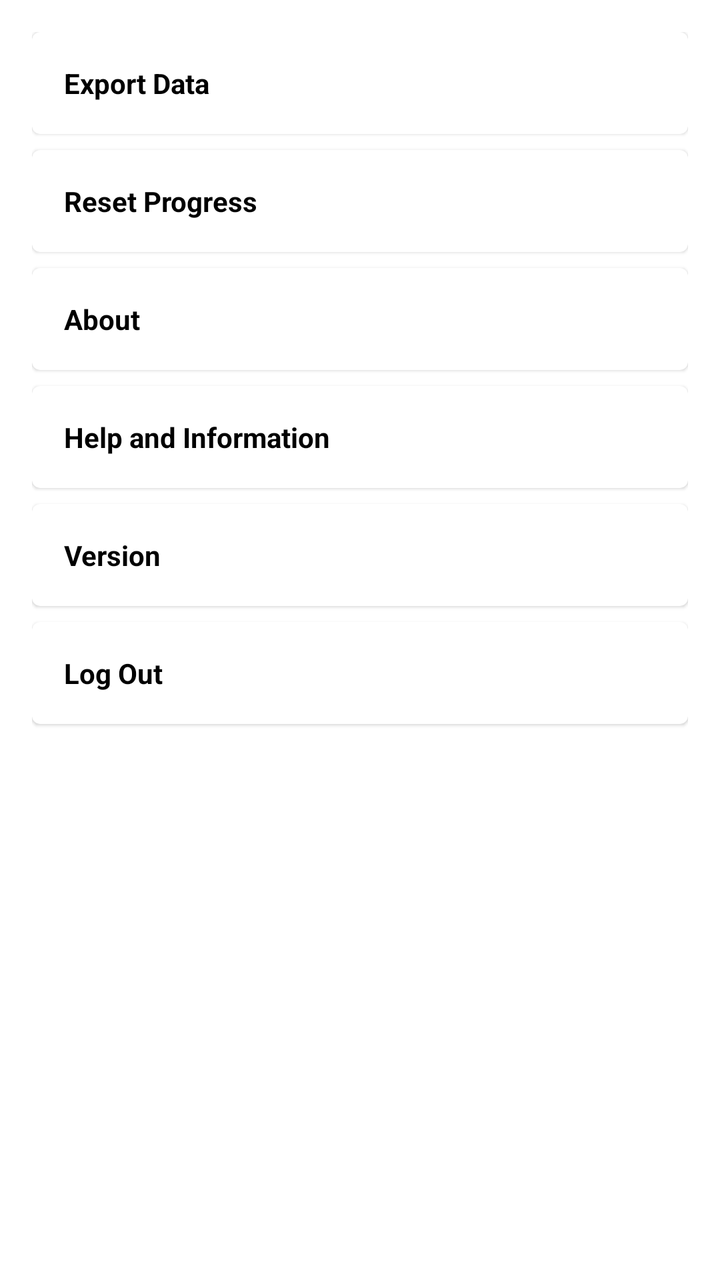
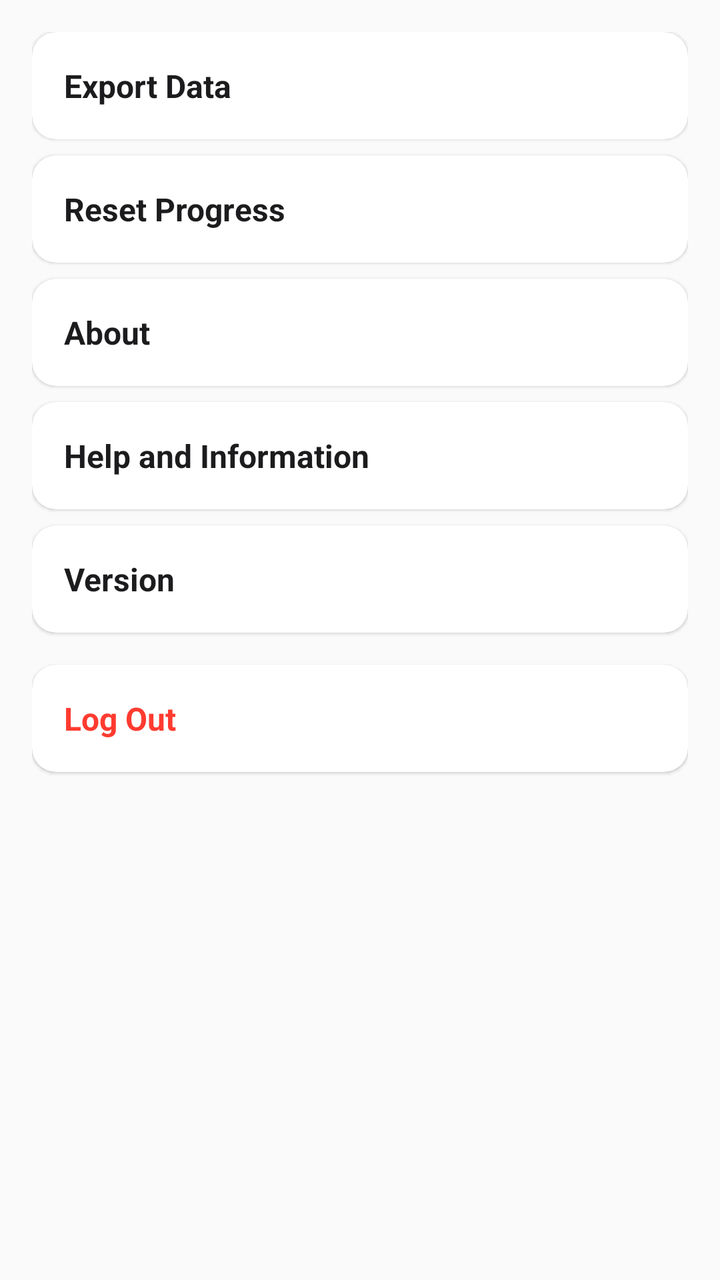

Before-and-after screenshots of an Android layout around one commit, followed by the original layout XML and the change that was made.
<!-- AndroidManifest.xml: application theme Theme.HarmonieBudget -->
<!-- res/layout/fragment_more.xml -->
<?xml version="1.0" encoding="utf-8"?>
<LinearLayout
    xmlns:android="http://schemas.android.com/apk/res/android"
    android:layout_width="match_parent"
    android:layout_height="match_parent"
    android:orientation="vertical"
    android:padding="16dp">

    
    <com.google.android.material.card.MaterialCardView
        android:layout_width="match_parent"
        android:layout_height="wrap_content"
        android:layout_marginBottom="8dp">
        <LinearLayout
            android:layout_width="match_parent"
            android:layout_height="wrap_content"
            android:orientation="vertical">
            <TextView
                android:id="@+id/tv_export_title"
                android:layout_width="match_parent"
                android:layout_height="wrap_content"
                android:text="@string/export_data_title"
                android:padding="16dp"
                android:textStyle="bold" />
            <LinearLayout
                android:id="@+id/layout_export_content"
                android:layout_width="match_parent"
                android:layout_height="wrap_content"
                android:orientation="vertical"
                android:visibility="gone"
                android:padding="16dp">
                <TextView
                    android:layout_width="match_parent"
                    android:layout_height="wrap_content"
                    android:text="@string/export_data_content" />
            </LinearLayout>
        </LinearLayout>
    </com.google.android.material.card.MaterialCardView>

    
    <com.google.android.material.card.MaterialCardView
        android:layout_width="match_parent"
        android:layout_height="wrap_content"
        android:layout_marginBottom="8dp">
        <LinearLayout
            android:layout_width="match_parent"
            android:layout_height="wrap_content"
            android:orientation="vertical">
            <TextView
                android:id="@+id/tv_reset_title"
                android:layout_width="match_parent"
                android:layout_height="wrap_content"
                android:text="@string/reset_progress_title"
                android:padding="16dp"
                android:textStyle="bold" />
            <LinearLayout
                android:id="@+id/layout_reset_content"
                android:layout_width="match_parent"
                android:layout_height="wrap_content"
                android:orientation="vertical"
                android:visibility="gone"
                android:padding="16dp">
                <TextView
                    android:layout_width="match_parent"
                    android:layout_height="wrap_content"
                    android:text="@string/reset_progress_content" />
            </LinearLayout>
        </LinearLayout>
    </com.google.android.material.card.MaterialCardView>

    
    <com.google.android.material.card.MaterialCardView
        android:layout_width="match_parent"
        android:layout_height="wrap_content"
        android:layout_marginBottom="8dp">
        <LinearLayout
            android:layout_width="match_parent"
            android:layout_height="wrap_content"
            android:orientation="vertical">
            <TextView
                android:id="@+id/tv_about_title"
                android:layout_width="match_parent"
                android:layout_height="wrap_content"
                android:text="@string/about_title"
                android:padding="16dp"
                android:textStyle="bold" />
            <LinearLayout
                android:id="@+id/layout_about_content"
                android:layout_width="match_parent"
                android:layout_height="wrap_content"
                android:orientation="vertical"
                android:visibility="gone"
                android:padding="16dp">
                <TextView
                    android:layout_width="match_parent"
                    android:layout_height="wrap_content"
                    android:text="@string/about_content" />
            </LinearLayout>
        </LinearLayout>
    </com.google.android.material.card.MaterialCardView>

    
    <com.google.android.material.card.MaterialCardView
        android:layout_width="match_parent"
        android:layout_height="wrap_content"
        android:layout_marginBottom="8dp">
        <LinearLayout
            android:layout_width="match_parent"
            android:layout_height="wrap_content"
            android:orientation="vertical">
            <TextView
                android:id="@+id/tv_help_title"
                android:layout_width="match_parent"
                android:layout_height="wrap_content"
                android:text="@string/help_and_info_title"
                android:padding="16dp"
                android:textStyle="bold" />
            <LinearLayout
                android:id="@+id/layout_help_content"
                android:layout_width="match_parent"
                android:layout_height="wrap_content"
                android:orientation="vertical"
                android:visibility="gone"
                android:padding="16dp">
                <TextView
                    android:layout_width="match_parent"
                    android:layout_height="wrap_content"
                    android:text="@string/help_and_info_content" />
            </LinearLayout>
        </LinearLayout>
    </com.google.android.material.card.MaterialCardView>

    
    <com.google.android.material.card.MaterialCardView
        android:layout_width="match_parent"
        android:layout_height="wrap_content"
        android:layout_marginBottom="8dp">
        <LinearLayout
            android:layout_width="match_parent"
            android:layout_height="wrap_content"
            android:orientation="vertical">
            <TextView
                android:id="@+id/tv_version_title"
                android:layout_width="match_parent"
                android:layout_height="wrap_content"
                android:text="@string/version_title"
                android:padding="16dp"
                android:textStyle="bold" />
            <LinearLayout
                android:id="@+id/layout_version_content"
                android:layout_width="match_parent"
                android:layout_height="wrap_content"
                android:orientation="vertical"
                android:visibility="gone"
                android:padding="16dp">
                <TextView
                    android:layout_width="match_parent"
                    android:layout_height="wrap_content"
                    android:text="@string/version_content" />
            </LinearLayout>
        </LinearLayout>
    </com.google.android.material.card.MaterialCardView>

    
    <com.google.android.material.card.MaterialCardView
        android:layout_width="match_parent"
        android:layout_height="wrap_content">
        <LinearLayout
            android:layout_width="match_parent"
            android:layout_height="wrap_content"
            android:orientation="vertical">
            <TextView
                android:id="@+id/tv_log_out_title"
                android:layout_width="match_parent"
                android:layout_height="wrap_content"
                android:text="@string/log_out_title"
                android:padding="16dp"
                android:textStyle="bold" />
            <LinearLayout
                android:id="@+id/layout_log_out_content"
                android:layout_width="match_parent"
                android:layout_height="wrap_content"
                android:orientation="vertical"
                android:visibility="gone"
                android:padding="16dp">
                <TextView
                    android:layout_width="match_parent"
                    android:layout_height="wrap_content"
                    android:text="@string/log_out_content" />
            </LinearLayout>
        </LinearLayout>
    </com.google.android.material.card.MaterialCardView>

</LinearLayout>
<!-- resources referenced by this layout -->
<resources>
  <string name="about_content">This is a personal budget tracker built for the OPSC6311 module.</string>
  <string name="about_title">About</string>
  <string name="export_data_content">Your data has been exported to the budget_data folder.</string>
  <string name="export_data_title">Export Data</string>
  <string name="help_and_info_content">How to use the app: log in, add expenses, set goals, view reports.</string>
  <string name="help_and_info_title">Help and Information</string>
  <string name="log_out_content">You have been logged out.</string>
  <string name="log_out_title">Log Out</string>
  <string name="reset_progress_content">All your progress has been reset.</string>
  <string name="reset_progress_title">Reset Progress</string>
  <string name="version_content">1.0.0</string>
  <string name="version_title">Version</string>
  <style name="Theme.HarmonieBudget" parent="Theme.MaterialComponents.DayNight.NoActionBar">
  
          
          <item name="colorPrimary">@color/purple_500</item>
  
          
          <item name="colorPrimaryVariant">@color/purple_700</item>
  
          
          <item name="colorSecondary">@color/teal_200</item>
  
          
          <item name="android:windowBackground">@color/white</item>
  
          
          <item name="android:textColor">@android:color/black</item>
  
      </style>
  <color name="purple_500">#FF6200EE</color>
  <color name="purple_700">#FF3700B3</color>
  <color name="teal_200">#FF03DAC5</color>
  <color name="white">#FFFFFFFF</color>
</resources>

<!-- the commit's change to res/layout/fragment_more.xml (unified diff, before → after) -->
@@ -1,194 +1,267 @@
 <?xml version="1.0" encoding="utf-8"?>
-<LinearLayout
+<androidx.core.widget.NestedScrollView
     xmlns:android="http://schemas.android.com/apk/res/android"
+    xmlns:app="http://schemas.android.com/apk/res-auto"
     android:layout_width="match_parent"
     android:layout_height="match_parent"
-    android:orientation="vertical"
-    android:padding="16dp">
-
-    
-    <com.google.android.material.card.MaterialCardView
+    android:fillViewport="true"
+    android:scrollbars="vertical"
+    android:background="#FAFAFA">
+
+    <LinearLayout
         android:layout_width="match_parent"
         android:layout_height="wrap_content"
-        android:layout_marginBottom="8dp">
-        <LinearLayout
-            android:layout_width="match_parent"
-            android:layout_height="wrap_content"
-            android:orientation="vertical">
-            <TextView
-                android:id="@+id/tv_export_title"
-                android:layout_width="match_parent"
-                android:layout_height="wrap_content"
-                android:text="@string/export_data_title"
-                android:padding="16dp"
-                android:textStyle="bold" />
-            <LinearLayout
-                android:id="@+id/layout_export_content"
-                android:layout_width="match_parent"
-                android:layout_height="wrap_content"
-                android:orientation="vertical"
-                android:visibility="gone"
-                android:padding="16dp">
-                <TextView
-                    android:layout_width="match_parent"
-                    android:layout_height="wrap_content"
-                    android:text="@string/export_data_content" />
-            </LinearLayout>
-        </LinearLayout>
-    </com.google.android.material.card.MaterialCardView>
-
-    
-    <com.google.android.material.card.MaterialCardView
-        android:layout_width="match_parent"
-        android:layout_height="wrap_content"
-        android:layout_marginBottom="8dp">
-        <LinearLayout
-            android:layout_width="match_parent"
-            android:layout_height="wrap_content"
-            android:orientation="vertical">
-            <TextView
-                android:id="@+id/tv_reset_title"
-                android:layout_width="match_parent"
-                android:layout_height="wrap_content"
-                android:text="@string/reset_progress_title"
-                android:padding="16dp"
-                android:textStyle="bold" />
-            <LinearLayout
-                android:id="@+id/layout_reset_content"
-                android:layout_width="match_parent"
-                android:layout_height="wrap_content"
-                android:orientation="vertical"
-                android:visibility="gone"
-                android:padding="16dp">
-                <TextView
-                    android:layout_width="match_parent"
-                    android:layout_height="wrap_content"
-                    android:text="@string/reset_progress_content" />
-            </LinearLayout>
-        </LinearLayout>
-    </com.google.android.material.card.MaterialCardView>
-
-    
-    <com.google.android.material.card.MaterialCardView
-        android:layout_width="match_parent"
-        android:layout_height="wrap_content"
-        android:layout_marginBottom="8dp">
-        <LinearLayout
-            android:layout_width="match_parent"
-            android:layout_height="wrap_content"
-            android:orientation="vertical">
-            <TextView
-                android:id="@+id/tv_about_title"
-                android:layout_width="match_parent"
-                android:layout_height="wrap_content"
-                android:text="@string/about_title"
-                android:padding="16dp"
-                android:textStyle="bold" />
-            <LinearLayout
-                android:id="@+id/layout_about_content"
-                android:layout_width="match_parent"
-                android:layout_height="wrap_content"
-                android:orientation="vertical"
-                android:visibility="gone"
-                android:padding="16dp">
-                <TextView
-                    android:layout_width="match_parent"
-                    android:layout_height="wrap_content"
-                    android:text="@string/about_content" />
-            </LinearLayout>
-        </LinearLayout>
-    </com.google.android.material.card.MaterialCardView>
-
-    
-    <com.google.android.material.card.MaterialCardView
-        android:layout_width="match_parent"
-        android:layout_height="wrap_content"
-        android:layout_marginBottom="8dp">
-        <LinearLayout
-            android:layout_width="match_parent"
-            android:layout_height="wrap_content"
-            android:orientation="vertical">
-            <TextView
-                android:id="@+id/tv_help_title"
-                android:layout_width="match_parent"
-                android:layout_height="wrap_content"
-                android:text="@string/help_and_info_title"
-                android:padding="16dp"
-                android:textStyle="bold" />
-            <LinearLayout
-                android:id="@+id/layout_help_content"
-                android:layout_width="match_parent"
-                android:layout_height="wrap_content"
-                android:orientation="vertical"
-                android:visibility="gone"
-                android:padding="16dp">
-                <TextView
-                    android:layout_width="match_parent"
-                    android:layout_height="wrap_content"
-                    android:text="@string/help_and_info_content" />
-            </LinearLayout>
-        </LinearLayout>
-    </com.google.android.material.card.MaterialCardView>
-
-    
-    <com.google.android.material.card.MaterialCardView
-        android:layout_width="match_parent"
-        android:layout_height="wrap_content"
-        android:layout_marginBottom="8dp">
-        <LinearLayout
-            android:layout_width="match_parent"
-            android:layout_height="wrap_content"
-            android:orientation="vertical">
-            <TextView
-                android:id="@+id/tv_version_title"
-                android:layout_width="match_parent"
-                android:layout_height="wrap_content"
-                android:text="@string/version_title"
-                android:padding="16dp"
-                android:textStyle="bold" />
-            <LinearLayout
-                android:id="@+id/layout_version_content"
-                android:layout_width="match_parent"
-                android:layout_height="wrap_content"
-                android:orientation="vertical"
-                android:visibility="gone"
-                android:padding="16dp">
-                <TextView
-                    android:layout_width="match_parent"
-                    android:layout_height="wrap_content"
-                    android:text="@string/version_content" />
-            </LinearLayout>
-        </LinearLayout>
-    </com.google.android.material.card.MaterialCardView>
-
-    
-    <com.google.android.material.card.MaterialCardView
-        android:layout_width="match_parent"
-        android:layout_height="wrap_content">
-        <LinearLayout
-            android:layout_width="match_parent"
-            android:layout_height="wrap_content"
-            android:orientation="vertical">
-            <TextView
-                android:id="@+id/tv_log_out_title"
-                android:layout_width="match_parent"
-                android:layout_height="wrap_content"
-                android:text="@string/log_out_title"
-                android:padding="16dp"
-                android:textStyle="bold" />
-            <LinearLayout
-                android:id="@+id/layout_log_out_content"
-                android:layout_width="match_parent"
-                android:layout_height="wrap_content"
-                android:orientation="vertical"
-                android:visibility="gone"
-                android:padding="16dp">
-                <TextView
-                    android:layout_width="match_parent"
-                    android:layout_height="wrap_content"
-                    android:text="@string/log_out_content" />
-            </LinearLayout>
-        </LinearLayout>
-    </com.google.android.material.card.MaterialCardView>
-
-</LinearLayout>
+        android:orientation="vertical"
+        android:padding="16dp"
+        android:paddingTop="24dp"
+        android:paddingBottom="32dp">
+
+        
+        <com.google.android.material.card.MaterialCardView
+            android:layout_width="match_parent"
+            android:layout_height="wrap_content"
+            android:layout_marginBottom="8dp"
+            app:cardCornerRadius="12dp"
+            app:cardElevation="1dp"
+            app:cardBackgroundColor="#FFFFFF">
+
+            <LinearLayout
+                android:layout_width="match_parent"
+                android:layout_height="wrap_content"
+                android:orientation="vertical">
+
+                <TextView
+                    android:id="@+id/tv_export_title"
+                    android:layout_width="match_parent"
+                    android:layout_height="wrap_content"
+                    android:text="@string/export_data_title"
+                    android:padding="16dp"
+                    android:textSize="16sp"
+                    android:textStyle="bold"
+                    android:textColor="#1C1C1E" />
+
+                <LinearLayout
+                    android:id="@+id/layout_export_content"
+                    android:layout_width="match_parent"
+                    android:layout_height="wrap_content"
+                    android:orientation="vertical"
+                    android:visibility="gone"
+                    android:padding="16dp"
+                    android:background="#F8F8F8">
+
+                    <TextView
+                        android:layout_width="match_parent"
+                        android:layout_height="wrap_content"
+                        android:text="@string/export_data_content"
+                        android:textSize="14sp"
+                        android:textColor="#8E8E93" />
+
+                </LinearLayout>
+            </LinearLayout>
+        </com.google.android.material.card.MaterialCardView>
+
+        
+        <com.google.android.material.card.MaterialCardView
+            android:layout_width="match_parent"
+            android:layout_height="wrap_content"
+            android:layout_marginBottom="8dp"
+            app:cardCornerRadius="12dp"
+            app:cardElevation="1dp"
+            app:cardBackgroundColor="#FFFFFF">
+
+            <LinearLayout
+                android:layout_width="match_parent"
+                android:layout_height="wrap_content"
+                android:orientation="vertical">
+
+                <TextView
+                    android:id="@+id/tv_reset_title"
+                    android:layout_width="match_parent"
+                    android:layout_height="wrap_content"
+                    android:text="@string/reset_progress_title"
+                    android:padding="16dp"
+                    android:textSize="16sp"
+                    android:textStyle="bold"
+                    android:textColor="#1C1C1E" />
+
+                <LinearLayout
+                    android:id="@+id/layout_reset_content"
+                    android:layout_width="match_parent"
+                    android:layout_height="wrap_content"
+                    android:orientation="vertical"
+                    android:visibility="gone"
+                    android:padding="16dp"
+                    android:background="#F8F8F8">
+
+                    <TextView
+                        android:layout_width="match_parent"
+                        android:layout_height="wrap_content"
+                        android:text="@string/reset_progress_content"
+                        android:textSize="14sp"
+                        android:textColor="#8E8E93" />
+
+                </LinearLayout>
+            </LinearLayout>
+        </com.google.android.material.card.MaterialCardView>
+
+        
+        <com.google.android.material.card.MaterialCardView
+            android:layout_width="match_parent"
+            android:layout_height="wrap_content"
+            android:layout_marginBottom="8dp"
+            app:cardCornerRadius="12dp"
+            app:cardElevation="1dp"
+            app:cardBackgroundColor="#FFFFFF">
+
+            <LinearLayout
+                android:layout_width="match_parent"
+                android:layout_height="wrap_content"
+                android:orientation="vertical">
+
+                <TextView
+                    android:id="@+id/tv_about_title"
+                    android:layout_width="match_parent"
+                    android:layout_height="wrap_content"
+                    android:text="@string/about_title"
+                    android:padding="16dp"
+                    android:textSize="16sp"
+                    android:textStyle="bold"
+                    android:textColor="#1C1C1E" />
+
+                <LinearLayout
+                    android:id="@+id/layout_about_content"
+                    android:layout_width="match_parent"
+                    android:layout_height="wrap_content"
+                    android:orientation="vertical"
+                    android:visibility="gone"
+                    android:padding="16dp"
+                    android:background="#F8F8F8">
+
+                    <TextView
+                        android:layout_width="match_parent"
+                        android:layout_height="wrap_content"
+                        android:text="@string/about_content"
+                        android:textSize="14sp"
+                        android:textColor="#8E8E93" />
+
+                </LinearLayout>
+            </LinearLayout>
+        </com.google.android.material.card.MaterialCardView>
+
+        
+        <com.google.android.material.card.MaterialCardView
+            android:layout_width="match_parent"
+            android:layout_height="wrap_content"
+            android:layout_marginBottom="8dp"
+            app:cardCornerRadius="12dp"
+            app:cardElevation="1dp"
+            app:cardBackgroundColor="#FFFFFF">
+
+            <LinearLayout
+                android:layout_width="match_parent"
+                android:layout_height="wrap_content"
+                android:orientation="vertical">
+
+                <TextView
+                    android:id="@+id/tv_help_title"
+                    android:layout_width="match_parent"
+                    android:layout_height="wrap_content"
+                    android:text="@string/help_and_info_title"
+                    android:padding="16dp"
+                    android:textSize="16sp"
+                    android:textStyle="bold"
+                    android:textColor="#1C1C1E" />
+
+                <LinearLayout
+                    android:id="@+id/layout_help_content"
+                    android:layout_width="match_parent"
+                    android:layout_height="wrap_content"
+                    android:orientation="vertical"
+                    android:visibility="gone"
+                    android:padding="16dp"
+                    android:background="#F8F8F8">
+
+                    <TextView
+                        android:layout_width="match_parent"
+                        android:layout_height="wrap_content"
+                        android:text="@string/help_and_info_content"
+                        android:textSize="14sp"
+                        android:textColor="#8E8E93" />
+
+                </LinearLayout>
+            </LinearLayout>
+        </com.google.android.material.card.MaterialCardView>
+
+        
+        <com.google.android.material.card.MaterialCardView
+            android:layout_width="match_parent"
+            android:layout_height="wrap_content"
+            android:layout_marginBottom="8dp"
+            app:cardCornerRadius="12dp"
+            app:cardElevation="1dp"
+            app:cardBackgroundColor="#FFFFFF">
+
+            <LinearLayout
+                android:layout_width="match_parent"
+                android:layout_height="wrap_content"
+                android:orientation="vertical">
+
+                <TextView
+                    android:id="@+id/tv_version_title"
+                    android:layout_width="match_parent"
+                    android:layout_height="wrap_content"
+                    android:text="@string/version_title"
+                    android:padding="16dp"
+                    android:textSize="16sp"
+                    android:textStyle="bold"
+                    android:textColor="#1C1C1E" />
+
+                <LinearLayout
+                    android:id="@+id/layout_version_content"
+                    android:layout_width="match_parent"
+                    android:layout_height="wrap_content"
+                    android:orientation="vertical"
+                    android:visibility="gone"
+                    android:padding="16dp"
+                    android:background="#F8F8F8">
+
+                    <TextView
+                        android:layout_width="match_parent"
+                        android:layout_height="wrap_content"
+                        android:text="@string/version_content"
+                        android:textSize="14sp"
+                        android:textColor="#8E8E93" />
+
+                </LinearLayout>
+            </LinearLayout>
+        </com.google.android.material.card.MaterialCardView>
+
+        
+        <com.google.android.material.card.MaterialCardView
+            android:layout_width="match_parent"
+            android:layout_height="wrap_content"
+            android:layout_marginTop="8dp"
+            app:cardCornerRadius="12dp"
+            app:cardElevation="1dp"
+            app:cardBackgroundColor="#FFFFFF">
+
+            <LinearLayout
+                android:layout_width="match_parent"
+                android:layout_height="wrap_content"
+                android:orientation="vertical">
+
+                <TextView
+                    android:id="@+id/tv_log_out_title"
+                    android:layout_width="match_parent"
+                    android:layout_height="wrap_content"
+                    android:text="@string/log_out_title"
+                    android:padding="16dp"
+                    android:textSize="16sp"
+                    android:textStyle="bold"
+                    android:textColor="#FF3B30" />
+
+            </LinearLayout>
+        </com.google.android.material.card.MaterialCardView>
+
+    </LinearLayout>
+</androidx.core.widget.NestedScrollView>
<!-- resource entries referenced after the edit -->
@@ -6,7 +6,6 @@
   <string name="export_data_title">Export Data</string>
   <string name="help_and_info_content">How to use the app: log in, add expenses, set goals, view reports.</string>
   <string name="help_and_info_title">Help and Information</string>
-  <string name="log_out_content">You have been logged out.</string>
   <string name="log_out_title">Log Out</string>
   <string name="reset_progress_content">All your progress has been reset.</string>
   <string name="reset_progress_title">Reset Progress</string>
